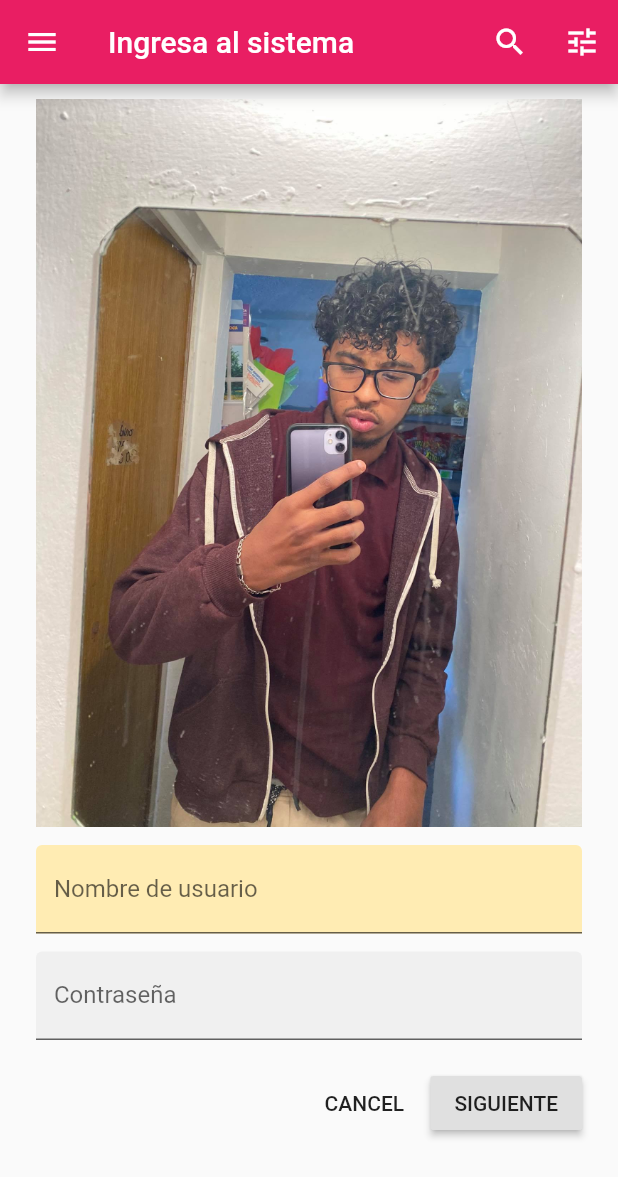
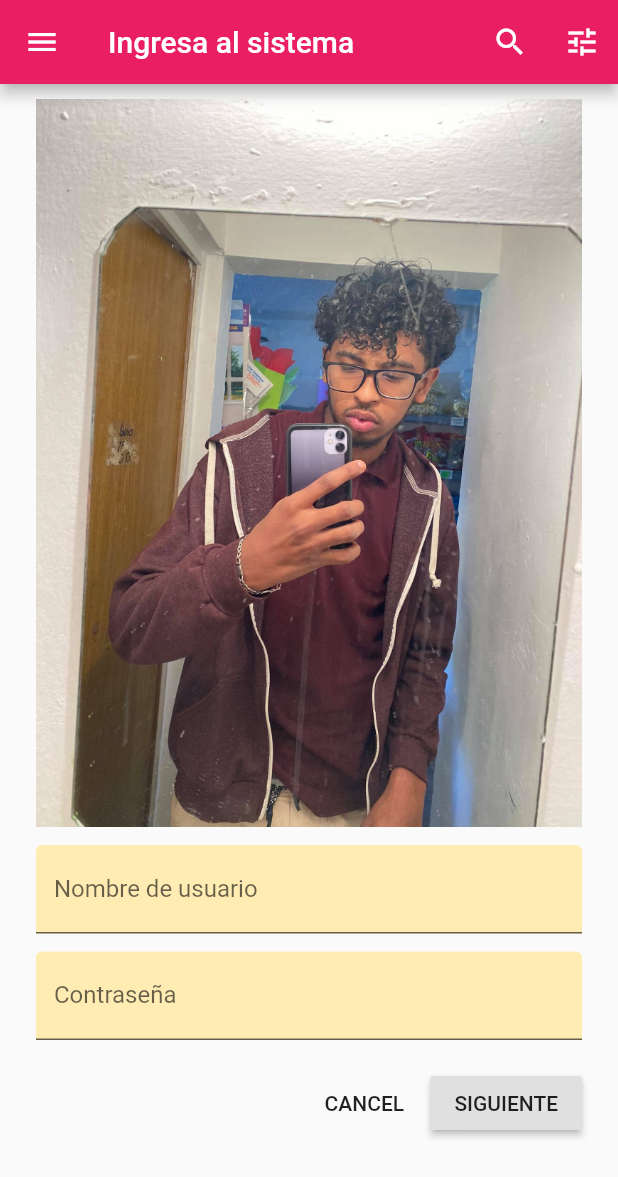
Before and after one commit to YahirS/loginSencillo, a Flutter app: the screen it shows after launch, on a phone screen of 412 x 824 dp. Shown: the top 1177 px of the screen. Run offline on Flutter 3.47's test engine with Material 2 defaults, Android fonts, the phone set to English and light mode, and no system bars.

```diff
--- a/lib/main.dart
+++ b/lib/main.dart
@@ -97,6 +97,7 @@ class _IngresoSistemaState extends State<IngresoSistema> {
                   TextField(
                     decoration: InputDecoration(
                       filled: true,
+                      fillColor: Colors.amber[100],
                       labelText: 'Contraseña',
                     ),
                     //obscureText: true,
```
Also changed, not shown: 1 other file.
